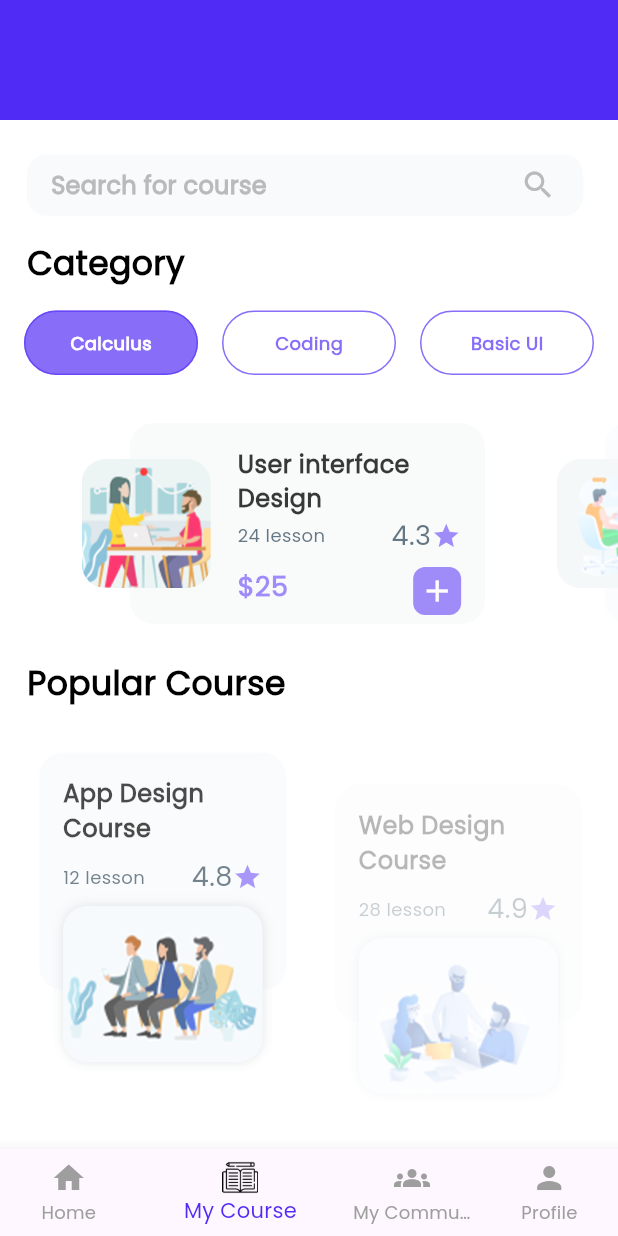
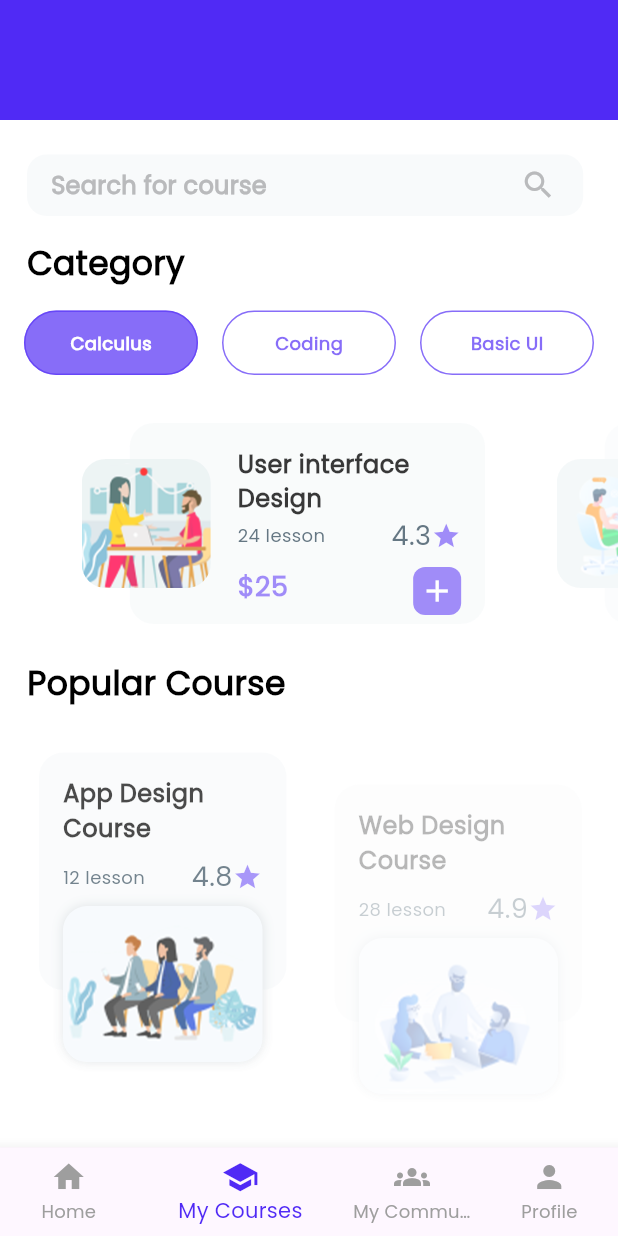
Before and after one commit to VSI0N/ACADEMe, a Flutter app: the screen it shows once a user with an empty profile is signed in, item 2 of the bottom bar chosen, on a phone screen of 412 x 824 dp. Run offline on Flutter 3.47's test engine with Material 3 defaults, Android fonts, the phone set to English and light mode, and no system bars; our stand-ins replace cloud_firestore, firebase_auth, firebase_core, google_sign_in; accounts and stored records are empty.

Commit message:
Added ASKMe icon and fixed some bugs

```diff
--- a/lib/home/auth/auth_wrapper.dart
+++ b/lib/home/auth/auth_wrapper.dart
@@ -1,4 +1,4 @@
-import 'package:ACADEMe/utils/bottomNav.dart';
+import 'package:ACADEMe/home/pages/bottomNav.dart';
 import 'package:flutter/material.dart';
 import 'package:firebase_auth/firebase_auth.dart';
 import 'package:ACADEMe/introduction_page.dart';
--- a/lib/utils/bottomNav.dart
+++ b/lib/home/pages/bottomNav.dart
@@ -1,9 +1,9 @@
 import 'package:flutter/material.dart';
-import '../academe_theme.dart';
-import '../home/pages/my_courses.dart';
-import '../home/pages/home_view.dart';
-import '../home/pages/profile.dart';
-import '../home/pages/my_community.dart';
+import '../../academe_theme.dart';
+import 'package:ACADEMe/home/pages/my_courses.dart';
+import 'package:ACADEMe/home/pages/home_view.dart';
+import 'package:ACADEMe/home/pages/profile.dart';
+import 'package:ACADEMe/home/pages/my_community.dart';
 
 class BottomNav extends StatefulWidget {
   const BottomNav({super.key});
@@ -63,12 +63,8 @@ class _BottomNavState extends State<BottomNav> {
             label: 'Home',
           ),
           BottomNavigationBarItem(
-            icon: Image.asset(
-              'assets/academe/course.png',  // Replace with your image path
-              width: 24,  // Adjust size as needed
-              height: 24,
-            ),
-            label: 'My Course',
+            icon: Icon(Icons.school, size: 25.0),
+            label: 'My Courses',
           ),
 
           const BottomNavigationBarItem(
--- a/lib/home/pages/home_view.dart
+++ b/lib/home/pages/home_view.dart
@@ -1,4 +1,3 @@
-import 'package:ACADEMe/started/pages/signup_view.dart';
 import 'package:flutter/material.dart';
 import '../../academe_theme.dart';
 
@@ -135,6 +134,7 @@ class HomePage extends StatelessWidget {
 
               // ASKMe Section
               Card(
+                color: Colors.grey[300],
                 shape: RoundedRectangleBorder(
                   borderRadius: BorderRadius.circular(12.0),
                 ),
@@ -143,7 +143,7 @@ class HomePage extends StatelessWidget {
                   width: double.infinity,
                   child: ListTile(
                     leading: Image.asset(
-                      "assets/images/supportIcon.png",
+                      "assets/icons/ASKMe.png",
                       width: 50,
                       height: 50,
                       fit: BoxFit.cover, // Adjust as needed
--- a/lib/main.dart
+++ b/lib/main.dart
@@ -1,5 +1,5 @@
 import 'package:ACADEMe/introduction_page.dart';
-import 'package:ACADEMe/utils/bottomNav.dart';
+import 'package:ACADEMe/home/pages/bottomNav.dart';
 import 'package:firebase_core/firebase_core.dart';
 import 'firebase_options.dart';
 import 'dart:io';
```
Also changed, not shown: assets/icons/ASKMe.png (added).
